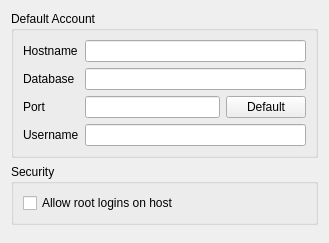
Above: ui/configurationmysql.ui from pwizard2/robojournal before the change. Below: the same form after it.
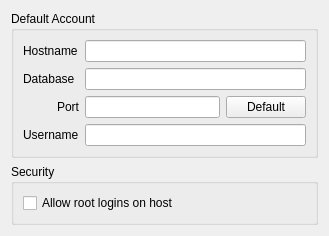
That is the form after the change.

```diff
--- a/ui/configurationmysql.ui
+++ b/ui/configurationmysql.ui
@@ -7,7 +7,7 @@
     <x>0</x>
     <y>0</y>
     <width>329</width>
-    <height>243</height>
+    <height>229</height>
    </rect>
   </property>
   <property name="windowTitle">
@@ -19,7 +19,7 @@
      <property name="title">
       <string>Default Account</string>
      </property>
-     <layout class="QFormLayout" name="formLayout">
+     <layout class="QGridLayout" name="gridLayout">
       <item row="0" column="0">
        <widget class="QLabel" name="label">
         <property name="text">
@@ -30,11 +30,24 @@
       <item row="0" column="1">
        <widget class="QLineEdit" name="DefaultHost"/>
       </item>
+      <item row="1" column="0">
+       <widget class="QLabel" name="label_4">
+        <property name="text">
+         <string>Database</string>
+        </property>
+       </widget>
+      </item>
+      <item row="1" column="1">
+       <widget class="QLineEdit" name="Database"/>
+      </item>
       <item row="2" column="0">
        <widget class="QLabel" name="label_2">
         <property name="text">
          <string>Port</string>
         </property>
+        <property name="alignment">
+         <set>Qt::AlignRight|Qt::AlignTrailing|Qt::AlignVCenter</set>
+        </property>
        </widget>
       </item>
       <item row="2" column="1">
@@ -65,16 +78,6 @@
       <item row="3" column="1">
        <widget class="QLineEdit" name="Username"/>
       </item>
-      <item row="1" column="1">
-       <widget class="QLineEdit" name="Database"/>
-      </item>
-      <item row="1" column="0">
-       <widget class="QLabel" name="label_4">
-        <property name="text">
-         <string>Database</string>
-        </property>
-       </widget>
-      </item>
      </layout>
     </widget>
    </item>
```
